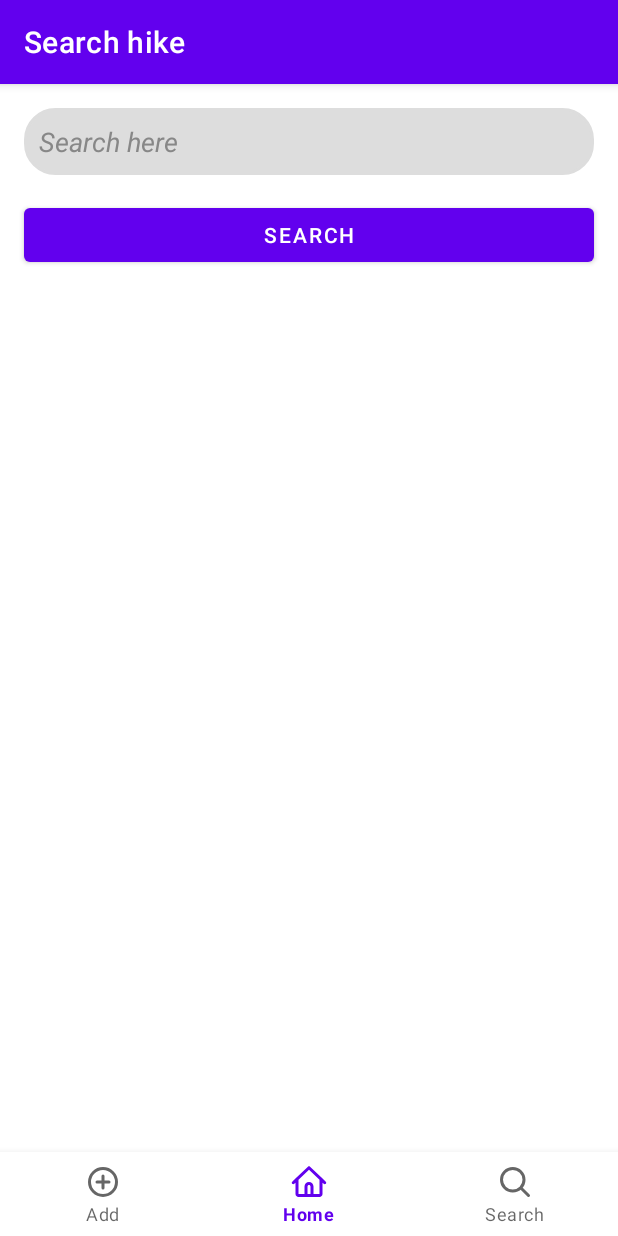
After one commit to DucLinh27/HikeApp_Android, an Android app: the fragment SearchHikeFragment placed in its activity, on a phone screen of 412 x 824 dp. The commit adds this screen. Run offline under Robolectric (Android 15) with nearby library versions, the phone set to English and light mode, and no system bars.

Commit message:
Search Hike

```diff
--- /dev/null
+++ b/app/src/main/java/com/example/hikeapplication/Fragment/SearchHikeFragment.java
@@ -0,0 +1,93 @@
+package com.example.hikeapplication.Fragment;
+
+import android.os.Bundle;
+import android.view.LayoutInflater;
+import android.view.View;
+import android.view.ViewGroup;
+import android.widget.Button;
+import android.widget.EditText;
+import android.widget.TextView;
+import android.widget.Toast;
+
+import androidx.appcompat.app.AppCompatActivity;
+import androidx.fragment.app.Fragment;
+import androidx.recyclerview.widget.LinearLayoutManager;
+import androidx.recyclerview.widget.RecyclerView;
+
+import com.example.hikeapplication.ConnectDb;
+import com.example.hikeapplication.Hike.Hike;
+import com.example.hikeapplication.Hike.HikeAdapter;
+import com.example.hikeapplication.R;
+
+import java.util.ArrayList;
+import java.util.List;
+
+public class SearchHikeFragment extends Fragment {
+
+    private static final String ARG_PARAM1 = "param1";
+    private static final String ARG_PARAM2 = "param2";
+    private String mParam1;
+    private String mParam2;
+
+    public SearchHikeFragment() {
+        // Required empty public constructor
+    }
+    public static SearchHikeFragment newInstance(String param1, String param2) {
+        SearchHikeFragment fragment = new SearchHikeFragment();
+        Bundle args = new Bundle();
+        args.putString(ARG_PARAM1, param1);
+        args.putString(ARG_PARAM2, param2);
+        fragment.setArguments(args);
+        return fragment;
+    }
+
+    private RecyclerView recyclerView;
+    List<Hike> hikeList = new ArrayList<>();
+    HikeAdapter hikeAdapter;
+
+    ConnectDb db;
+    @Override
+    public void onCreate(Bundle savedInstanceState) {
+        AppCompatActivity activity = (AppCompatActivity) getActivity();
+        activity.getSupportActionBar().setDisplayHomeAsUpEnabled(false);
+        activity.getSupportActionBar().setTitle("Search hike");
+        super.onCreate(savedInstanceState);
+        if (getArguments() != null) {
+            mParam1 = getArguments().getString(ARG_PARAM1);
+            mParam2 = getArguments().getString(ARG_PARAM2);
+        }
+    }
+
+    @Override
+    public View onCreateView(LayoutInflater inflater, ViewGroup container,
+                             Bundle savedInstanceState) {
+        // Inflate the layout for this fragment
+        View view = inflater.inflate(R.layout.fragment_search_hike, container, false);
+        recyclerView = view.findViewById(R.id.searchRecyclerView);
+        db = new ConnectDb(getActivity());
+
+
+        Button searchButton = view.findViewById(R.id.search_btn);
+        searchButton.setOnClickListener(v -> {
+            EditText inputSearch = view.findViewById(R.id.inputSearch);
+            TextView result = view.findViewById(R.id.result);
+            result.setText(R.string.result);
+            displayHike();
+            hikeAdapter = new HikeAdapter(getActivity(), getContext(), hikeList);
+            hikeAdapter.getFilter().filter(inputSearch.getText());
+            recyclerView.setAdapter(hikeAdapter);
+            recyclerView.setLayoutManager(new LinearLayoutManager(getActivity()));
+        });
+
+
+        return view;
+    }
+
+    public void displayHike() {
+        hikeList.clear();
+        hikeList = db.getHike();
+        if (hikeList.size() == 0) {
+            Toast.makeText(getActivity(), "No data", Toast.LENGTH_SHORT).show();
+        }
+    }
+}
--- a/app/src/main/java/com/example/hikeapplication/Hike/HikeAdapter.java
+++ b/app/src/main/java/com/example/hikeapplication/Hike/HikeAdapter.java
@@ -60,8 +60,10 @@ public class HikeAdapter extends RecyclerView.Adapter<HikeAdapter.MyViewHolder>
         Hike hike = hikes.get(position);
         holder.nameHike.setText(String.valueOf(hike.getName()));
 
+        //Delete button
         holder.buttonDelete.setOnClickListener(view -> confirm(hike.getId(), hike.getName()));
 
+        //Edit button
         holder.buttonMore.setOnClickListener(view -> {
             Intent intent = new Intent(context, EditHikeActivity.class);
             intent.putExtra("id", String.valueOf(hike.getId()));
@@ -114,7 +116,7 @@ public class HikeAdapter extends RecyclerView.Adapter<HikeAdapter.MyViewHolder>
             }
         };
     }
-
+    // Confirm when delete hike
     void confirm(int id, String name) {
         androidx.appcompat.app.AlertDialog.Builder builder = new androidx.appcompat.app.AlertDialog.Builder(context);
         builder.setTitle("Delete hike " + name + " ?");
--- a/app/src/main/java/com/example/hikeapplication/MainActivity.java
+++ b/app/src/main/java/com/example/hikeapplication/MainActivity.java
@@ -11,6 +11,7 @@ import android.view.MenuItem;
 
 import com.example.hikeapplication.Fragment.AddHikeFragment;
 import com.example.hikeapplication.Fragment.HomeFragment;
+import com.example.hikeapplication.Fragment.SearchHikeFragment;
 import com.example.hikeapplication.databinding.ActivityMainBinding;
 import com.google.android.material.bottomnavigation.BottomNavigationView;
 
@@ -35,6 +36,8 @@ public class MainActivity extends AppCompatActivity {
                 replaceFragment(new AddHikeFragment());
             } else if (itemId == R.id.home) {
                 replaceFragment(new HomeFragment());
+            }else if (itemId == R.id.search) {
+                replaceFragment(new SearchHikeFragment());
             }
 
             return true;
--- /dev/null
+++ b/app/src/main/res/layout/fragment_search_hike.xml
@@ -0,0 +1,56 @@
+<?xml version="1.0" encoding="utf-8"?>
+<androidx.constraintlayout.widget.ConstraintLayout xmlns:android="http://schemas.android.com/apk/res/android"
+    xmlns:app="http://schemas.android.com/apk/res-auto"
+    xmlns:tools="http://schemas.android.com/tools"
+    android:layout_width="match_parent"
+    android:layout_height="match_parent"
+    tools:context=".Fragment.SearchHikeFragment">
+
+    <!-- TODO: Update blank fragment layout -->
+
+    <EditText
+        android:id="@+id/inputSearch"
+        android:layout_width="0dp"
+        android:layout_height="wrap_content"
+        android:layout_marginStart="16dp"
+        android:layout_marginTop="16dp"
+        android:layout_marginEnd="16dp"
+        android:background="@drawable/border_input"
+        android:ems="10"
+        android:hint="@string/search_here"
+        android:inputType="text"
+        android:textColorHint="#878787"
+        android:textStyle="italic"
+        app:layout_constraintEnd_toEndOf="parent"
+        app:layout_constraintStart_toStartOf="parent"
+        app:layout_constraintTop_toTopOf="parent" />
+
+    <Button
+        android:id="@+id/search_btn"
+        android:layout_width="0dp"
+        android:layout_height="wrap_content"
+        android:layout_marginTop="16dp"
+        android:text="@string/search"
+        app:layout_constraintEnd_toEndOf="@+id/inputSearch"
+        app:layout_constraintStart_toStartOf="@+id/inputSearch"
+        app:layout_constraintTop_toBottomOf="@+id/inputSearch" />
+
+    <TextView
+        android:id="@+id/result"
+        android:layout_width="wrap_content"
+        android:layout_height="wrap_content"
+        android:textStyle="bold"
+        android:textSize="28sp"
+        android:layout_marginTop="32dp"
+        app:layout_constraintStart_toStartOf="@+id/search_btn"
+        app:layout_constraintTop_toBottomOf="@+id/search_btn" />
+
+    <androidx.recyclerview.widget.RecyclerView
+        android:id="@+id/searchRecyclerView"
+        android:layout_width="0dp"
+        android:layout_height="wrap_content"
+        android:layout_marginTop="8dp"
+        app:layout_constraintEnd_toEndOf="@+id/search_btn"
+        app:layout_constraintStart_toStartOf="@+id/result"
+        app:layout_constraintTop_toBottomOf="@+id/result" />
+</androidx.constraintlayout.widget.ConstraintLayout>
```
Also changed, not shown: app/src/main/java/com/example/hikeapplication/Fragment/HomeFragment.java (+6 -9 lines), app/src/main/java/com/example/hikeapplication/Hike/EditHikeActivity.java (+3 -5 lines).
